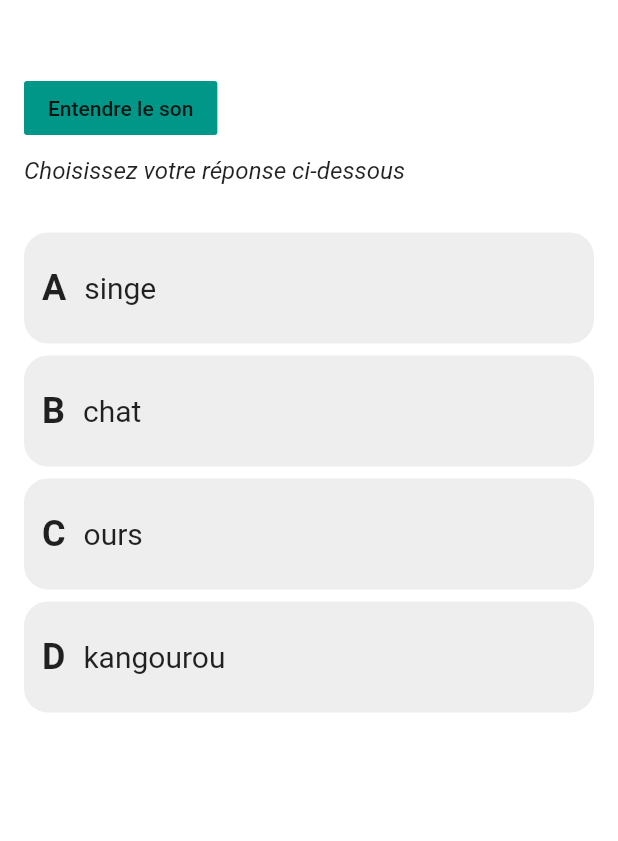
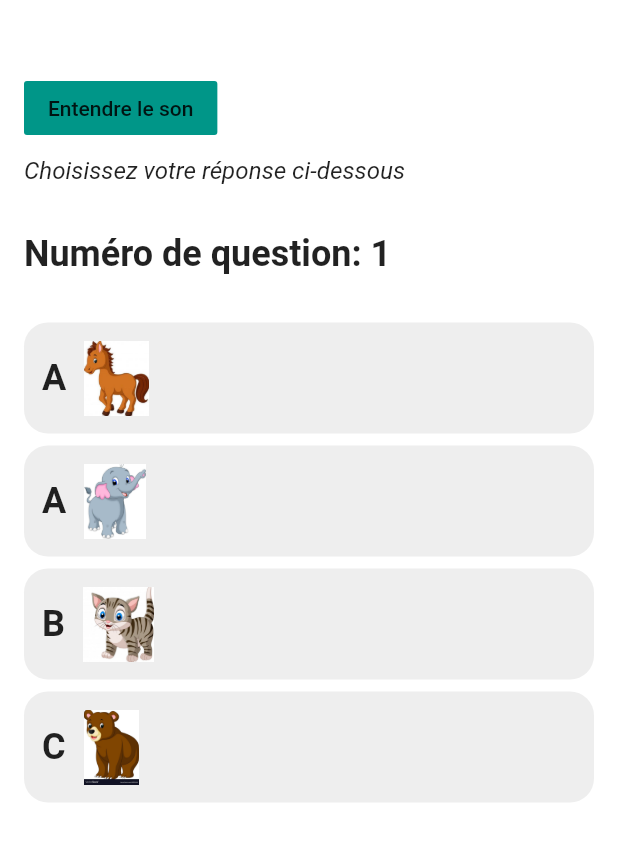
Before and after one commit to rimzouari97/orthophoniste, a Flutter app: the CategoryPage screen opened directly with sample values from the repository, on a phone screen of 412 x 824 dp. Shown: the top 841 px of the screen. Run offline on Flutter 3.47's test engine with Material 2 defaults, Android fonts, the phone set to English and light mode, and no system bars; our stand-ins replace audioplayers, flutter_svg, font_awesome_flutter, get_it, google_fonts; accounts and stored records are empty.

Commit message:
commit 10/03/2021 00:13

```diff
--- a/lib/data/questions.dart
+++ b/lib/data/questions.dart
@@ -5,57 +5,62 @@ final questions = [
   Question(
     text: 'Which planet is the hottest in the solar system?',
     options: [
-      Option(code: 'A', text: 'singe', isCorrect: false),
-      Option(code: 'B', text: 'chat', isCorrect: true),
-      Option(code: 'C', text: 'ours ', isCorrect: false),
-      Option(code: 'D', text: 'kangourou', isCorrect: false),
+      Option(code: 'A', text: 'assets/cheval.jpg', isCorrect: false),
+      Option(code: 'A', text: 'assets/elephant.jpg', isCorrect: false),
+      Option(code: 'B', text: 'assets/chat.jpg', isCorrect: true),
+      Option(code: 'C', text: 'assets/ours.jpg', isCorrect: false),
     ],
     solution: 'Venus is the hottest planet in the solar system',
     sound: 'cat.mp3',
+    number: 1,
   ),
   Question(
     text: 'How many molecules of oxygen does ozone have?',
     options: [
-      Option(code: 'A', text: 'chat', isCorrect: false),
-      Option(code: 'B', text: 'ours', isCorrect: false),
-      Option(code: 'C', text: 'lapin', isCorrect: false),
-      Option(code: 'D', text: 'chien', isCorrect: true),
+      Option(code: 'A', text: 'assets/chat.jpg', isCorrect: false),
+      Option(code: 'B', text: 'assets/girafe.jpg', isCorrect: false),
+      Option(code: 'C', text: 'assets/loup.jpg', isCorrect: false),
+      Option(code: 'D', text: 'assets/chien.jpg', isCorrect: true),
     ],
     solution: 'Ozone have 3 molecules of oxygen',
     sound: 'dog.wav',
+    number: 2,
   ),
   Question(
     text: 'What is the symbol for potassium?',
     options: [
-      Option(code: 'A', text: 'lapin', isCorrect: false),
-      Option(code: 'B', text: 'singe', isCorrect: false),
-      Option(code: 'C', text: 'lion', isCorrect: false),
-      Option(code: 'D', text: 'éléphant', isCorrect: true),
+      Option(code: 'A', text: 'assets/ours.jpg', isCorrect: false),
+      Option(code: 'B', text: 'assets/tigre.jpg', isCorrect: false),
+      Option(code: 'C', text: 'assets/poisson.jpg', isCorrect: false),
+      Option(code: 'D', text: 'assets/elephant.jpg', isCorrect: true),
     ],
     solution: 'The symbol for potassium is K',
     sound: 'elephant.wav',
+    number: 3,
   ),
   Question(
     text:
         'Which of these plays was famously first performed posthumously after the playwright committed suicide?',
     options: [
-      Option(code: 'A', text: 'lion', isCorrect: true),
-      Option(code: 'B', text: 'lapin', isCorrect: false),
-      Option(code: 'C', text: "chien", isCorrect: false),
-      Option(code: 'D', text: "canard", isCorrect: false),
+      Option(code: 'A', text: 'assets/lion.jpg', isCorrect: true),
+      Option(code: 'B', text: 'assets/loup.jpg', isCorrect: false),
+      Option(code: 'C', text: 'assets/lapin.jpg', isCorrect: false),
+      Option(code: 'D', text: 'assets/zebre.jpg', isCorrect: false),
     ],
     solution: '4.48 Psychosis is the correct answer for this question',
     sound: 'lion.wav',
+    number: 4,
   ),
   Question(
     text: 'What year was the very first model of the iPhone released?',
     options: [
-      Option(code: 'A', text: 'canard', isCorrect: false),
-      Option(code: 'B', text: 'lion', isCorrect: false),
-      Option(code: 'C', text: 'loup', isCorrect: true),
-      Option(code: 'D', text: 'poisson', isCorrect: false),
+      Option(code: 'A', text: 'assets/girafe.jpg', isCorrect: false),
+      Option(code: 'B', text: 'assets/poisson.jpg', isCorrect: false),
+      Option(code: 'C', text: 'assets/loup.jpg', isCorrect: true),
+      Option(code: 'D', text: 'assets/zebre.jpg', isCorrect: false),
     ],
     solution: 'iPhone was first released in 2007',
     sound: 'wolf.wav',
+    number: 5,
   ),
 ];
--- a/lib/models/question.dart
+++ b/lib/models/question.dart
@@ -9,12 +9,14 @@ class Question {
   bool isLocked;
   Option selectedOption;
   final String sound;
+  int number;
 
   Question({
     @required this.text,
     @required this.options,
     @required this.solution,
     @required this.sound,
+    @required this.number,
     this.isLocked = false,
     this.selectedOption,
   });
--- a/lib/page/options_widget.dart
+++ b/lib/page/options_widget.dart
@@ -53,10 +53,7 @@ class OptionsWidget extends StatelessWidget {
             style: TextStyle(fontWeight: FontWeight.bold, fontSize: 24),
           ),
           SizedBox(width: 12),
-          Text(
-            option.text,
-            style: TextStyle(fontSize: 20),
-          )
+          Image(image: AssetImage(option.text)),
         ]),
       );
 
--- a/lib/widged/questions_widget.dart
+++ b/lib/widged/questions_widget.dart
@@ -59,6 +59,12 @@ class QuestionsWidget extends StatelessWidget {
               style: TextStyle(fontStyle: FontStyle.italic, fontSize: 16),
             ),
             SizedBox(height: 32),
+            Text(
+              //  "scoore: " + question.scoore.toString(),
+              "Numéro de question: " + question.number.toString(),
+              style: TextStyle(fontWeight: FontWeight.bold, fontSize: 24),
+            ),
+            SizedBox(height: 32),
             Expanded(
               child: OptionsWidget(
                 question: question,
```
Also changed, not shown: lib/Screens/Home/home.dart (+5 -6 lines), lib/page/exercice_memoire.dart (added, +229 -0 lines), assets/chat.jpg (added), assets/cheval.jpg (added), assets/chien.jpg (added), assets/elephant.jpg (added), assets/girafe.jpg (added), assets/lapin.jpg (added), assets/lion.jpg (added), assets/loup.jpg (added), assets/ours.jpg (added), assets/poisson.jpg (added), assets/tigre.jpg (added), assets/zebre.jpg (added), 1 more files.
